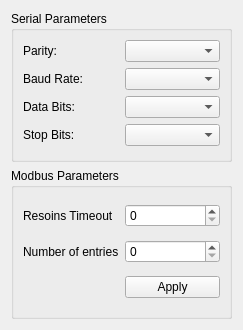
This is PowerManager/serialsettingsdialog.ui in kasarkonic/PowerManager as Qt 5 draws it before an edit. The edited form follows.
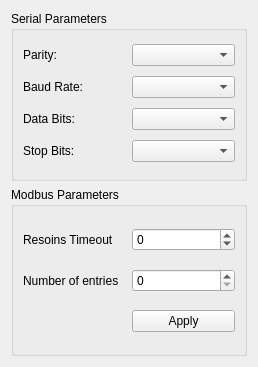
This is the edited form.

What changed in the file:
```diff
--- a/PowerManager/serialsettingsdialog.ui
+++ b/PowerManager/serialsettingsdialog.ui
@@ -6,8 +6,8 @@
    <rect>
     <x>0</x>
     <y>0</y>
-    <width>243</width>
-    <height>330</height>
+    <width>258</width>
+    <height>367</height>
    </rect>
   </property>
   <property name="windowTitle">
@@ -74,7 +74,14 @@
      </property>
      <layout class="QGridLayout" name="gridLayout_4">
       <item row="0" column="1">
-       <widget class="QSpinBox" name="responseTimeouSpinBox"/>
+       <widget class="QSpinBox" name="responseTimeouSpinBox">
+        <property name="minimum">
+         <number>-1</number>
+        </property>
+        <property name="maximum">
+         <number>5000</number>
+        </property>
+       </widget>
       </item>
       <item row="0" column="0">
        <widget class="QLabel" name="responseTimeoutLabel">
```
